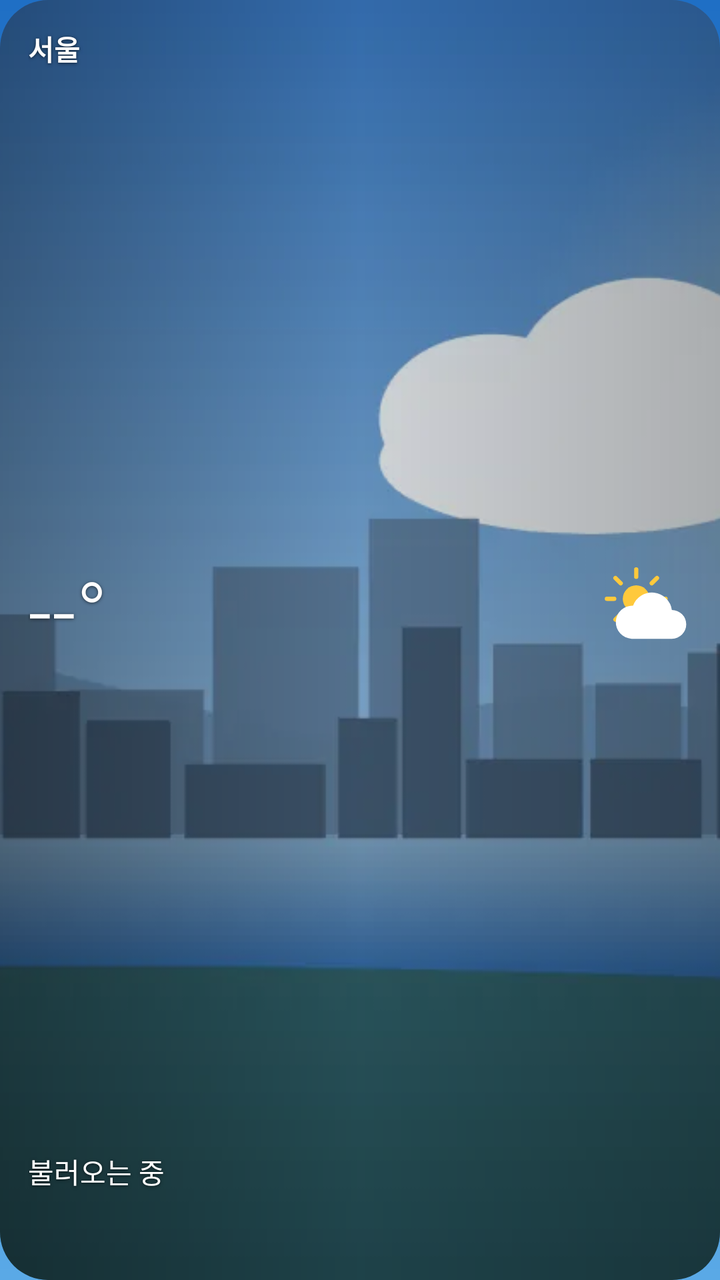
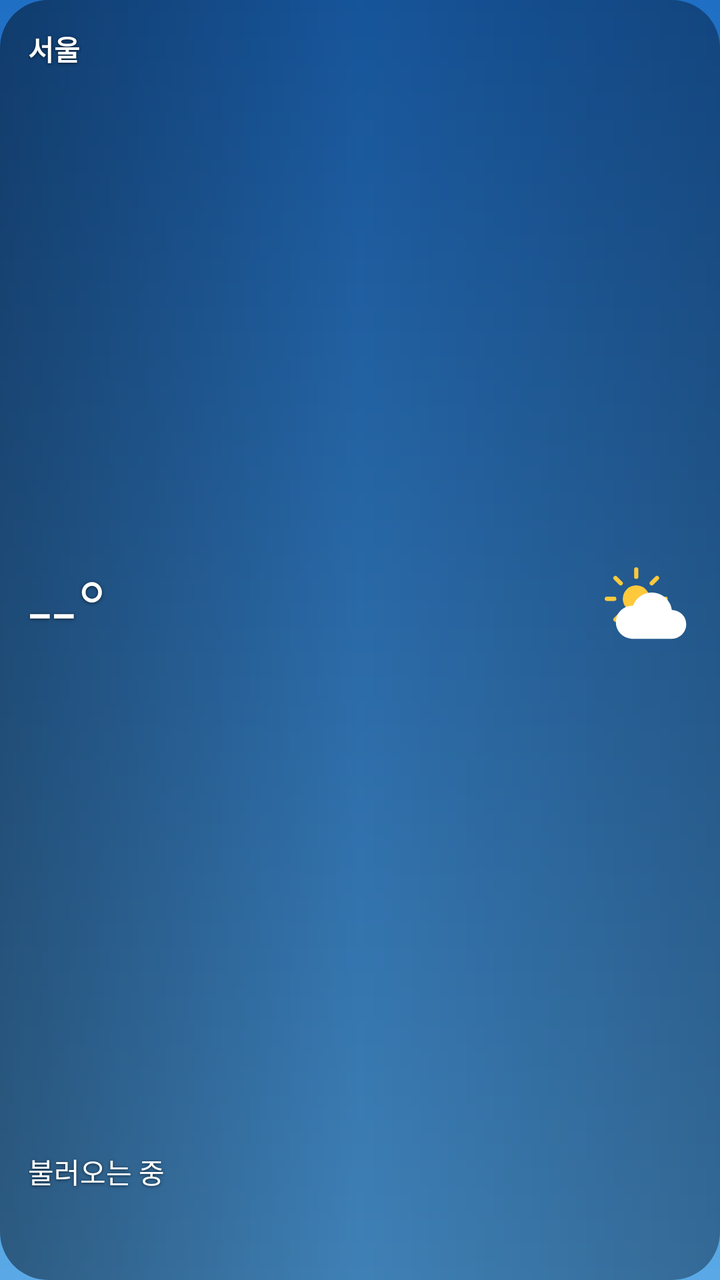

An Android layout rendered at two revisions. The XML below is the earlier revision; the diff shows what the commit changed to produce the second picture.
<!-- AndroidManifest.xml: application theme AppTheme -->
<!-- res/layout/widget_small.xml -->
<?xml version="1.0" encoding="utf-8"?>
<FrameLayout xmlns:android="http://schemas.android.com/apk/res/android"
    android:id="@+id/root" android:layout_width="match_parent" android:layout_height="match_parent"
    android:background="@drawable/widget_clip" android:clipToOutline="true">
    <ImageView android:id="@+id/bg" android:layout_width="match_parent" android:layout_height="match_parent"
        android:scaleType="centerCrop" android:src="@drawable/scene_city_partly_day" android:importantForAccessibility="no"/>
    <ImageView android:id="@+id/scrim" android:layout_width="match_parent" android:layout_height="match_parent"
        android:scaleType="fitXY" android:src="@drawable/scrim" android:importantForAccessibility="no"/>
    <LinearLayout     android:id="@+id/content" android:layout_width="match_parent" android:layout_height="match_parent"
        android:orientation="vertical" android:padding="14dp" >
        <TextView android:id="@+id/city" android:shadowColor="#99000000" android:shadowRadius="4" android:shadowDy="1" android:layout_width="match_parent" android:layout_height="wrap_content"
            android:text="서울" android:textColor="#FFFFFF" android:textSize="14sp" android:textStyle="bold" android:maxLines="1" android:ellipsize="end"/>
        <LinearLayout android:layout_width="match_parent" android:layout_height="0dp" android:layout_weight="1"
            android:orientation="horizontal" android:gravity="center_vertical">
            <TextView android:id="@+id/temp" android:shadowColor="#99000000" android:shadowRadius="4" android:shadowDy="1" android:layout_width="0dp" android:layout_weight="1" android:layout_height="wrap_content"
                android:text="--°" android:textColor="#FFFFFF" android:textSize="42sp" android:fontFamily="sans-serif-light" android:maxLines="1"/>
            <ImageView android:id="@+id/icon" android:layout_width="46dp" android:layout_height="46dp" android:src="@drawable/ic_w_partly_day"/>
        </LinearLayout>
        <TextView android:id="@+id/cond" android:shadowColor="#99000000" android:shadowRadius="4" android:shadowDy="1" android:layout_width="match_parent" android:layout_height="wrap_content"
            android:text="불러오는 중" android:textColor="#FFFFFF" android:textSize="14sp" android:maxLines="1"/>
        <TextView android:id="@+id/hl" android:shadowColor="#99000000" android:shadowRadius="4" android:shadowDy="1" android:layout_width="match_parent" android:layout_height="wrap_content"
            android:text="" android:textColor="#CCFFFFFF" android:textSize="12sp" android:maxLines="1"/>
        <TextView android:id="@+id/updated" android:shadowColor="#99000000" android:shadowRadius="4" android:shadowDy="1" android:layout_width="match_parent" android:layout_height="wrap_content"
            android:text="" android:textColor="#99FFFFFF" android:textSize="10sp" android:maxLines="1"/>
    </LinearLayout>
</FrameLayout>
<!-- resources referenced by this layout -->
<resources>
  <!-- drawable ic_w_partly_day (drawable) -->
  <?xml version="1.0" encoding="utf-8"?>
  <vector xmlns:android="http://schemas.android.com/apk/res/android" android:width="64dp" android:height="64dp" android:viewportWidth="64" android:viewportHeight="64"><group android:translateX="-2" android:translateY="-3" android:scaleX="0.85" android:scaleY="0.85"><path android:fillColor="#FFC93C" android:pathData="M32,21a11,11 0,1 1,0 22a11,11 0,1 1,0 -22z"/><path android:strokeColor="#FFC93C" android:strokeWidth="3.5" android:strokeLineCap="round" android:pathData="M32,14L32,8M32,56L32,50M14,32L8,32M56,32L50,32M19.3,19.3L15,15M44.7,44.7L49,49M44.7,19.3L49,15M19.3,44.7L15,49"/></group><group android:translateX="4" android:translateY="6" android:scaleX="1" android:scaleY="1"><path android:fillColor="#FFFFFF" android:pathData="M18,46h28a10,10 0,0 0,0 -20a14,14 0,0 0,-27 -3A11,11 0,0 0,18 46z"/></group></vector>
  <!-- drawable scene_city_partly_day: webp bitmap (drawable-nodpi, 11420 bytes) -->
  <!-- drawable scrim (drawable) -->
  <?xml version="1.0" encoding="utf-8"?>
  <shape xmlns:android="http://schemas.android.com/apk/res/android" android:shape="rectangle"><gradient android:angle="0" android:startColor="#66000000" android:centerColor="#26000000" android:endColor="#4D000000"/></shape>
  <!-- drawable widget_clip (drawable) -->
  <?xml version="1.0" encoding="utf-8"?>
  <shape xmlns:android="http://schemas.android.com/apk/res/android" android:shape="rectangle"><corners android:radius="24dp"/><solid android:color="#01000000"/></shape>
  <style name="AppTheme" parent="android:Theme.Material.NoActionBar">
      <item name="android:windowBackground">@drawable/ic_launcher_bg</item>
      <item name="android:statusBarColor">#1F6FC5</item>
      <item name="android:navigationBarColor">#5AA9E6</item>
    </style>
  <!-- drawable ic_launcher_bg (drawable) -->
  <?xml version="1.0" encoding="utf-8"?>
  <shape xmlns:android="http://schemas.android.com/apk/res/android"><gradient android:angle="270" android:startColor="#1F6FC5" android:endColor="#5AA9E6"/></shape>
</resources>

<!-- the commit's change to res/layout/widget_small.xml (unified diff, before → after) -->
@@ -3,7 +3,7 @@
     android:id="@+id/root" android:layout_width="match_parent" android:layout_height="match_parent"
     android:background="@drawable/widget_clip" android:clipToOutline="true">
     <ImageView android:id="@+id/bg" android:layout_width="match_parent" android:layout_height="match_parent"
-        android:scaleType="centerCrop" android:src="@drawable/scene_city_partly_day" android:importantForAccessibility="no"/>
+        android:scaleType="centerCrop" android:src="@drawable/bg_clear_day" android:importantForAccessibility="no"/>
     <ImageView android:id="@+id/scrim" android:layout_width="match_parent" android:layout_height="match_parent"
         android:scaleType="fitXY" android:src="@drawable/scrim" android:importantForAccessibility="no"/>
     <LinearLayout     android:id="@+id/content" android:layout_width="match_parent" android:layout_height="match_parent"
<!-- resource entries referenced after the edit -->
@@ -1,9 +1,11 @@
 <!-- resources referenced by this layout -->
 <resources>
+  <!-- drawable bg_clear_day (drawable) -->
+  <?xml version="1.0" encoding="utf-8"?>
+  <shape xmlns:android="http://schemas.android.com/apk/res/android" android:shape="rectangle"><corners android:radius="24dp"/><gradient android:angle="270" android:startColor="#1A63B5" android:endColor="#4A97D6"/></shape>
   <!-- drawable ic_w_partly_day (drawable) -->
   <?xml version="1.0" encoding="utf-8"?>
   <vector xmlns:android="http://schemas.android.com/apk/res/android" android:width="64dp" android:height="64dp" android:viewportWidth="64" android:viewportHeight="64"><group android:translateX="-2" android:translateY="-3" android:scaleX="0.85" android:scaleY="0.85"><path android:fillColor="#FFC93C" android:pathData="M32,21a11,11 0,1 1,0 22a11,11 0,1 1,0 -22z"/><path android:strokeColor="#FFC93C" android:strokeWidth="3.5" android:strokeLineCap="round" android:pathData="M32,14L32,8M32,56L32,50M14,32L8,32M56,32L50,32M19.3,19.3L15,15M44.7,44.7L49,49M44.7,19.3L49,15M19.3,44.7L15,49"/></group><group android:translateX="4" android:translateY="6" android:scaleX="1" android:scaleY="1"><path android:fillColor="#FFFFFF" android:pathData="M18,46h28a10,10 0,0 0,0 -20a14,14 0,0 0,-27 -3A11,11 0,0 0,18 46z"/></group></vector>
-  <!-- drawable scene_city_partly_day: webp bitmap (drawable-nodpi, 11420 bytes) -->
   <!-- drawable scrim (drawable) -->
   <?xml version="1.0" encoding="utf-8"?>
   <shape xmlns:android="http://schemas.android.com/apk/res/android" android:shape="rectangle"><gradient android:angle="0" android:startColor="#66000000" android:centerColor="#26000000" android:endColor="#4D000000"/></shape>
